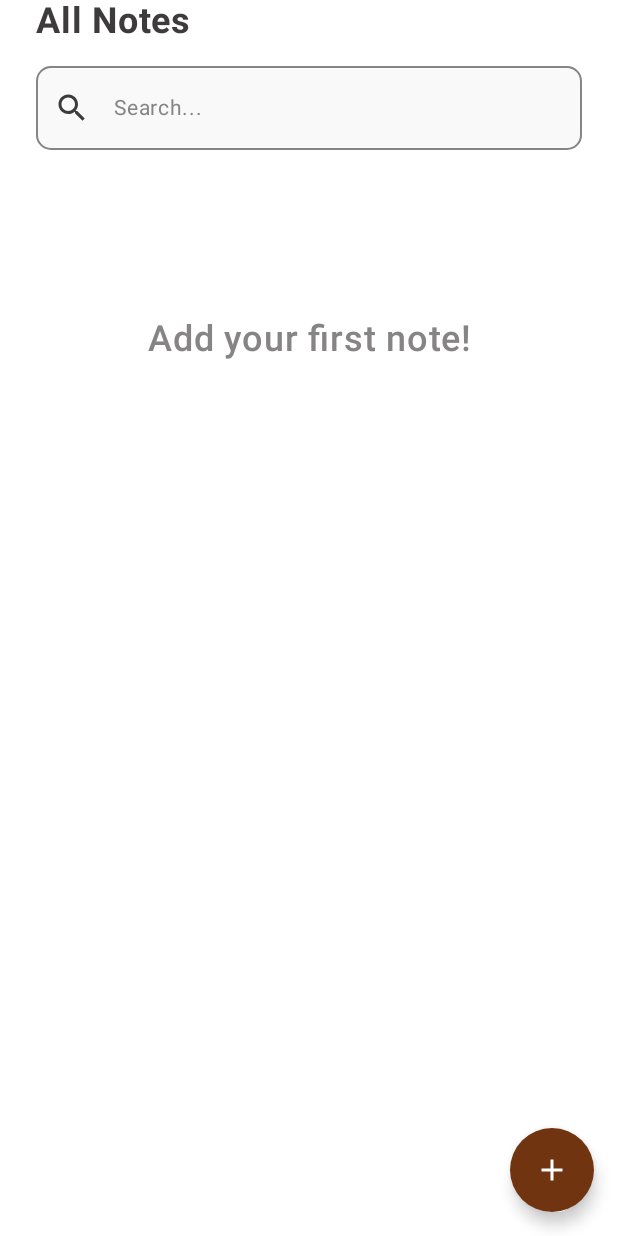
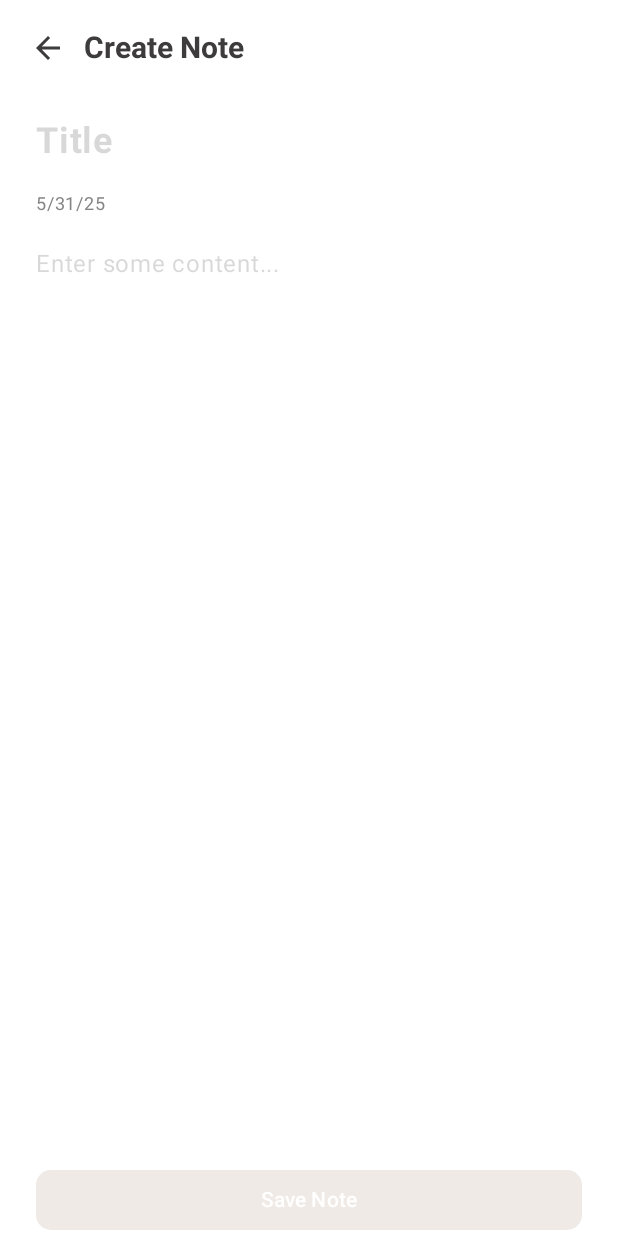
Before and after one commit to Wagonee/NotePad, an Android app built with Jetpack Compose: the screen it shows after launch (MainActivity), on a phone screen of 412 x 824 dp. Run offline under Robolectric (Android 15) with nearby library versions, the phone set to English and light mode, and no system bars.

Commit message:
CreateNoteViewModel.kt and CreateNoteScreen.kt added

```diff
--- a/app/src/main/java/com/example/notepad/presentation/MainActivity.kt
+++ b/app/src/main/java/com/example/notepad/presentation/MainActivity.kt
@@ -1,5 +1,6 @@
 package com.example.notepad.presentation
 
+import CreateNoteScreen
 import android.os.Bundle
 import android.util.Log
 import androidx.activity.ComponentActivity
@@ -15,16 +16,17 @@ class MainActivity : ComponentActivity() {
         enableEdgeToEdge()
         setContent {
             NotePadTheme {
-                NotesScreen(
-                    modifier = Modifier,
-                    onNoteClick = {
-                        Log.d("NotesScreen", "On note clicked")
-
-                    },
-                    onFloatingButtonClick = {
-                        Log.d("NotesScreen", "On floating button clicked")
-
-                    })
+                CreateNoteScreen()
+//                NotesScreen(
+//                    modifier = Modifier,
+//                    onNoteClick = {
+//                        Log.d("NotesScreen", "On note clicked")
+//
+//                    },
+//                    onFloatingButtonClick = {
+//                        Log.d("NotesScreen", "On floating button clicked")
+//
+//                    })
             }
         }
     }
--- /dev/null
+++ b/app/src/main/java/com/example/notepad/presentation/screens/creation/CreateNoteScreen.kt
@@ -0,0 +1,154 @@
+import androidx.compose.foundation.clickable
+import androidx.compose.foundation.layout.Column
+import androidx.compose.foundation.layout.fillMaxWidth
+import androidx.compose.foundation.layout.padding
+import androidx.compose.foundation.shape.RoundedCornerShape
+import androidx.compose.material.icons.Icons
+import androidx.compose.material.icons.automirrored.filled.ArrowBack
+import androidx.compose.material3.Button
+import androidx.compose.material3.ButtonDefaults
+import androidx.compose.material3.ExperimentalMaterial3Api
+import androidx.compose.material3.Icon
+import androidx.compose.material3.MaterialTheme
+import androidx.compose.material3.Scaffold
+import androidx.compose.material3.Text
+import androidx.compose.material3.TextField
+import androidx.compose.material3.TextFieldDefaults
+import androidx.compose.material3.TopAppBar
+import androidx.compose.material3.TopAppBarDefaults
+import androidx.compose.runtime.Composable
+import androidx.compose.runtime.collectAsState
+import androidx.compose.ui.Modifier
+import androidx.compose.ui.graphics.Color
+import androidx.compose.ui.text.TextStyle
+import androidx.compose.ui.text.font.FontWeight
+import androidx.compose.ui.unit.dp
+import androidx.compose.ui.unit.sp
+import androidx.lifecycle.viewmodel.compose.viewModel
+import com.example.notepad.presentation.screens.creation.CreateNoteCommand
+import com.example.notepad.presentation.screens.creation.CreateNoteState
+import com.example.notepad.presentation.screens.creation.CreateNoteViewModel
+import com.example.notepad.presentation.utils.DateFormatter
+
+@OptIn(ExperimentalMaterial3Api::class)
+@Composable
+fun CreateNoteScreen(
+    modifier: Modifier = Modifier,
+    viewModel: CreateNoteViewModel = viewModel()
+) {
+    val state = viewModel.state.collectAsState()
+    val currentState = state.value
+
+    when (currentState) {
+        is CreateNoteState.Creation -> {
+            Scaffold(
+                modifier = modifier,
+                topBar = {
+                    TopAppBar(
+                        title = {
+                            Text(
+                                text = "Create Note",
+                                fontSize = 20.sp,
+                                fontWeight = FontWeight.Bold,
+                                color = MaterialTheme.colorScheme.onBackground
+                            )
+
+                        },
+                        colors = TopAppBarDefaults.topAppBarColors(
+                            containerColor = Color.Transparent,
+                            navigationIconContentColor = MaterialTheme.colorScheme.onSurface
+                        ),
+                        navigationIcon = {
+                            Icon(
+                                modifier = Modifier
+                                    .padding(start = 16.dp, end = 8.dp)
+                                    .clickable {
+                                        viewModel.processCommand(CreateNoteCommand.Back)
+                                    },
+                                imageVector = Icons.AutoMirrored.Filled.ArrowBack,
+                                contentDescription = "Back arrow"
+                            )
+                        }
+                    )
+                },
+
+                ) { innerPadding ->
+                Column(modifier = Modifier.padding(innerPadding)) {
+                    TextField(
+                        modifier = Modifier
+                            .fillMaxWidth()
+                            .padding(horizontal = 8.dp),
+                        value = currentState.title,
+                        onValueChange = { viewModel.processCommand(CreateNoteCommand.InputTitle(it)) },
+                        colors = TextFieldDefaults.colors(
+                            focusedContainerColor = Color.Transparent,
+                            unfocusedContainerColor = Color.Transparent,
+                            focusedIndicatorColor = Color.Transparent,
+                            unfocusedIndicatorColor = Color.Transparent
+                        ),
+                        textStyle = TextStyle(
+                            fontSize = 24.sp,
+                            fontWeight = FontWeight.Bold,
+                            color = MaterialTheme.colorScheme.onSurface
+                        ),
+                        placeholder = {
+                            Text(
+                                text = "Title", fontSize = 24.sp, fontWeight = FontWeight.Bold,
+                                color = MaterialTheme.colorScheme.onSurface.copy(alpha = 0.2f)
+                            )
+                        }
+                    )
+                    Text(
+                        modifier = Modifier.padding(horizontal = 24.dp),
+                        text = DateFormatter.formatCurrentDate(),
+                        fontSize = 12.sp,
+                        color = MaterialTheme.colorScheme.onSurfaceVariant
+                    )
+                    TextField(
+                        modifier = Modifier
+                            .fillMaxWidth()
+                            .padding(horizontal = 8.dp)
+                            .weight(1f),
+                        value = currentState.content,
+                        onValueChange = { viewModel.processCommand(CreateNoteCommand.InputContent(it)) },
+                        colors = TextFieldDefaults.colors(
+                            focusedContainerColor = Color.Transparent,
+                            unfocusedContainerColor = Color.Transparent,
+                            focusedIndicatorColor = Color.Transparent,
+                            unfocusedIndicatorColor = Color.Transparent
+                        ),
+                        textStyle = TextStyle(
+                            fontSize = 16.sp,
+                            color = MaterialTheme.colorScheme.onSurface
+                        ),
+                        placeholder = {
+                            Text(
+                                text = "Enter some content...",
+                                fontSize = 16.sp,
+                                color = MaterialTheme.colorScheme.onSurface.copy(alpha = 0.2f),
+                            )
+                        }
+                    )
+                    Button(
+                        modifier = Modifier
+                            .fillMaxWidth()
+                            .padding(horizontal = 24.dp),
+                        onClick = {
+                            viewModel.processCommand(CreateNoteCommand.Save)
+                        },
+                        shape = RoundedCornerShape(10.dp),
+                        enabled = currentState.isSaveEnabled,
+                        colors = ButtonDefaults.buttonColors(
+                            containerColor = MaterialTheme.colorScheme.primary,
+                            disabledContainerColor = MaterialTheme.colorScheme.primary.copy(0.1f),
+                            contentColor = MaterialTheme.colorScheme.onPrimary,
+                            disabledContentColor = MaterialTheme.colorScheme.onPrimary
+                        )
+                    ) { Text(text = "Save Note") }
+                }
+            }
+        }
+
+        CreateNoteState.Finished -> TODO()
+    }
+}
--- /dev/null
+++ b/app/src/main/java/com/example/notepad/presentation/screens/creation/CreateNoteViewModel.kt
@@ -0,0 +1,82 @@
+package com.example.notepad.presentation.screens.creation
+
+import androidx.lifecycle.ViewModel
+import androidx.lifecycle.viewModelScope
+import com.example.notepad.data.TestNotesRepositoryImpl
+import com.example.notepad.domain.AddNoteUseCase
+import kotlinx.coroutines.flow.MutableStateFlow
+import kotlinx.coroutines.flow.asStateFlow
+import kotlinx.coroutines.flow.update
+import kotlinx.coroutines.launch
+
+class CreateNoteViewModel : ViewModel() {
+    private val repository = TestNotesRepositoryImpl
+    private val addNoteUseCase = AddNoteUseCase(repository)
+    private val _state = MutableStateFlow<CreateNoteState>(CreateNoteState.Creation())
+
+    val state = _state.asStateFlow()
+    fun processCommand(command: CreateNoteCommand) {
+        when (command) {
+            CreateNoteCommand.Back -> {
+                _state.update { CreateNoteState.Finished }
+            }
+
+            is CreateNoteCommand.InputContent -> {
+                _state.update { previousState ->
+                    if (previousState is CreateNoteState.Creation) {
+                        previousState.copy(
+                            content = command.content,
+                            isSaveEnabled = previousState.title.isNotBlank() && command.content.isNotBlank()
+                        )
+                    } else {
+                        CreateNoteState.Creation(content = command.content)
+                    }
+                }
+            }
+
+            is CreateNoteCommand.InputTitle -> {
+                _state.update { previousState ->
+                    if (previousState is CreateNoteState.Creation) {
+                        previousState.copy(
+                            title = command.title,
+                            isSaveEnabled = previousState.content.isNotBlank() && command.title.isNotBlank()
+                        )
+                    } else {
+                        CreateNoteState.Creation(title = command.title)
+                    }
+                }
+            }
+            CreateNoteCommand.Save -> {
+                viewModelScope.launch {
+                    _state.update { previousState ->
+                        if (previousState is CreateNoteState.Creation) {
+                            val title = previousState.title
+                            val content = previousState.content
+                            addNoteUseCase(title, content)
+                            CreateNoteState.Finished
+                        } else {
+                            previousState
+                        }
+                    }
+                }
+            }
+        }
+    }
+}
+
+sealed interface CreateNoteState {
+    data class Creation(
+        val title: String = "",
+        val content: String = "",
+        val isSaveEnabled: Boolean = false
+    ) : CreateNoteState
+
+    data object Finished : CreateNoteState
+}
+
+sealed interface CreateNoteCommand {
+    data class InputTitle(val title: String) : CreateNoteCommand
+    data class InputContent(val content: String) : CreateNoteCommand
+    data object Save : CreateNoteCommand
+    data object Back : CreateNoteCommand
+}
--- a/app/src/main/java/com/example/notepad/presentation/utils/DateFormatter.kt
+++ b/app/src/main/java/com/example/notepad/presentation/utils/DateFormatter.kt
@@ -5,6 +5,11 @@ import java.text.SimpleDateFormat
 
 object DateFormatter {
     private val formatter = SimpleDateFormat.getDateInstance(DateFormat.SHORT)
+
+
+    fun formatCurrentDate(): String {
+        return formatter.format(System.currentTimeMillis())
+    }
 
     fun formatDateToString(timestamp: Long): String {
         val now = System.currentTimeMillis()
```
